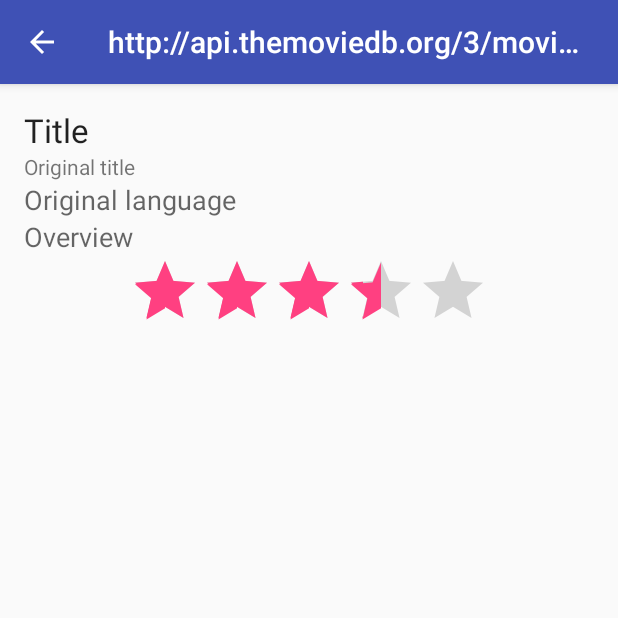
After one commit to lxdnz254/MovieProject, an Android app: the MovieDetailActivity screen opened directly, with no data from a screen before it, on a phone screen of 412 x 824 dp, the top half of it. The commit adds this screen. Run offline under Robolectric (Android 15) with nearby library versions, the phone set to English and light mode, and no system bars; our stand-ins replace Picasso; pictures from the network do not load.

Commit message:
MovieDetail page active, requires new title and change original_language to year of release

```diff
--- a/app/src/main/java/com/lxdnz/nz/movieproject/ImageAdapter.java
+++ b/app/src/main/java/com/lxdnz/nz/movieproject/ImageAdapter.java
@@ -6,7 +6,6 @@ import android.view.View;
 import android.view.ViewGroup;
 import android.widget.ArrayAdapter;
 import android.widget.ImageView;
-import android.widget.TextView;
 
 import com.squareup.picasso.Picasso;
 
@@ -53,9 +52,10 @@ public class ImageAdapter extends ArrayAdapter<Movie> {
         Picasso.with(mContext)
                 .load(movieItem.getBackdrop_path())
                 .into((ImageView) convertView.findViewById(R.id.image_view_thumbnail));
+        /*
         TextView tv = (TextView)convertView.findViewById(R.id.image_view_text);
         tv.setText(movieItem.getTitle());
-
+        */
         return convertView;
     }
 
--- /dev/null
+++ b/app/src/main/java/com/lxdnz/nz/movieproject/MovieDetailActivity.java
@@ -0,0 +1,61 @@
+package com.lxdnz.nz.movieproject;
+
+import android.content.Intent;
+import android.os.Bundle;
+import android.support.v4.app.Fragment;
+import android.support.v7.app.AppCompatActivity;
+import android.view.LayoutInflater;
+import android.view.View;
+import android.view.ViewGroup;
+import android.widget.ImageView;
+import android.widget.RatingBar;
+import android.widget.TextView;
+
+import com.squareup.picasso.Picasso;
+
+public class MovieDetailActivity extends AppCompatActivity {
+
+    @Override
+    protected void onCreate(Bundle savedInstanceState) {
+        super.onCreate(savedInstanceState);
+        setContentView(R.layout.activity_movie_detail);
+        if (savedInstanceState == null) {
+            getSupportFragmentManager().beginTransaction()
+                    .add(R.id.movie_container, new MovieDetailFragment())
+                    .commit();
+        }
+    }
+
+    public static class MovieDetailFragment extends Fragment{
+
+        private Movie mMovie;
+
+        public MovieDetailFragment(){
+            /*
+            placeholder for fragment
+             */
+        }
+
+
+        @Override
+        public View onCreateView(LayoutInflater inflater, ViewGroup container, Bundle savedInstanceState) {
+
+            View rootView = inflater.inflate(R.layout.fragment_movie_detail, container, false);
+
+            // call the Intent
+            Intent intent = getActivity().getIntent();
+            if (intent != null && intent.hasExtra("clickedMovie")){
+                mMovie = intent.getParcelableExtra("clickedMovie");
+                ((TextView)rootView.findViewById(R.id.original_title)).setText(mMovie.getOriginal_title());
+                ((TextView)rootView.findViewById(R.id.title)).setText(mMovie.getTitle());
+                ((TextView)rootView.findViewById(R.id.original_language)).setText(mMovie.getOriginal_language());
+                ((TextView)rootView.findViewById(R.id.overview)).setText(mMovie.getOverview());
+                Picasso.with(getContext()).load(mMovie.getPoster_path()).into((ImageView)
+                        rootView.findViewById(R.id.image_view_detail));
+                ((RatingBar)rootView.findViewById(R.id.rating_bar)).setRating((float) (mMovie.getVote_average() * 0.5));
+            }
+
+            return rootView;
+        }
+    }
+}
--- /dev/null
+++ b/app/src/main/res/layout/activity_movie_detail.xml
@@ -0,0 +1,13 @@
+<?xml version="1.0" encoding="utf-8"?>
+<RelativeLayout xmlns:android="http://schemas.android.com/apk/res/android"
+    xmlns:tools="http://schemas.android.com/tools"
+    android:layout_width="match_parent"
+    android:layout_height="match_parent"
+    android:id="@+id/movie_container"
+    android:paddingBottom="@dimen/activity_vertical_margin"
+    android:paddingLeft="@dimen/activity_horizontal_margin"
+    android:paddingRight="@dimen/activity_horizontal_margin"
+    android:paddingTop="@dimen/activity_vertical_margin"
+    tools:context="com.lxdnz.nz.movieproject.MovieDetailActivity">
+
+</RelativeLayout>
--- /dev/null
+++ b/app/src/main/res/layout/fragment_movie_detail.xml
@@ -0,0 +1,48 @@
+<?xml version="1.0" encoding="utf-8"?>
+<LinearLayout xmlns:android="http://schemas.android.com/apk/res/android"
+    android:orientation="vertical" android:layout_width="match_parent"
+    android:layout_height="match_parent">
+
+    <ImageView
+        android:layout_width="fill_parent"
+        android:layout_height="wrap_content"
+        android:id="@+id/image_view_detail" />
+
+    <TextView
+        android:layout_width="fill_parent"
+        android:layout_height="wrap_content"
+        android:textAppearance="?android:attr/textAppearanceLarge"
+        android:text="Title"
+        android:id="@+id/title" />
+
+    <TextView
+        android:layout_width="wrap_content"
+        android:layout_height="wrap_content"
+        android:textAppearance="?android:attr/textAppearanceSmall"
+        android:text="Original title"
+        android:id="@+id/original_title" />
+
+    <TextView
+        android:layout_width="wrap_content"
+        android:layout_height="wrap_content"
+        android:textAppearance="?android:attr/textAppearanceMedium"
+        android:text="Original language"
+        android:id="@+id/original_language" />
+
+    <TextView
+        android:layout_width="wrap_content"
+        android:layout_height="wrap_content"
+        android:textAppearance="?android:attr/textAppearanceMedium"
+        android:text="Overview"
+        android:id="@+id/overview" />
+
+    <RatingBar
+        android:layout_width="wrap_content"
+        android:layout_height="wrap_content"
+        android:id="@+id/rating_bar"
+        android:stepSize="0.01"
+        android:rating="3.25"
+        android:numStars="5"
+        android:layout_gravity="center_horizontal" />
+
+</LinearLayout>
--- a/app/src/main/res/layout/my_image_view.xml
+++ b/app/src/main/res/layout/my_image_view.xml
@@ -3,7 +3,7 @@
     xmlns:tools="http://schemas.android.com/tools"
     android:layout_width="fill_parent"
     android:layout_height="fill_parent"
-    android:background="@android:color/darker_gray">
+    >
 
     <ImageView
         android:id="@+id/image_view_thumbnail"
@@ -14,7 +14,8 @@
         android:layout_centerInParent="true"
         android:focusable="false"
         android:focusableInTouchMode="false"
-        />
+        android:layout_marginBottom="4dp"
+         />
     <TextView
         android:layout_width="match_parent"
         android:layout_height="wrap_content"
```
Also changed, not shown: app/src/main/AndroidManifest.xml (+8 -1 lines), app/src/main/java/com/lxdnz/nz/movieproject/MovieGridFragment.java (+14 -8 lines), app/src/main/res/layout/fragment_movie_grid.xml (+6 -5 lines).
